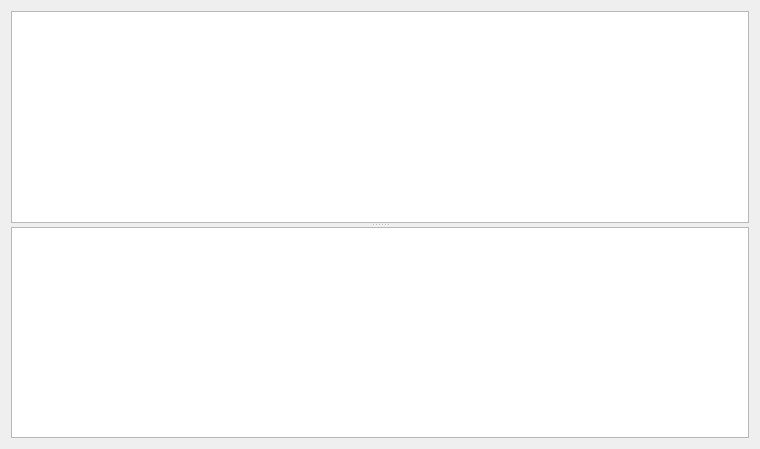
Qt form showOrder.ui (geonwuk/TheEditor) before a commit.
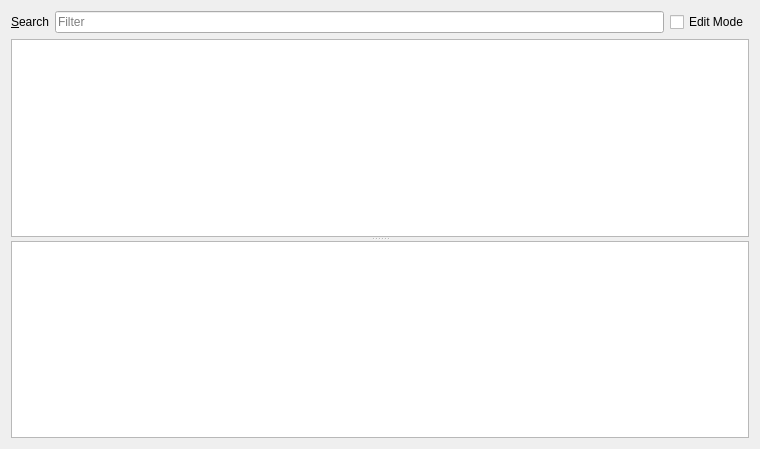
The same form after that commit.

The edit to the form file:
```diff
--- a/showOrder.ui
+++ b/showOrder.ui
@@ -14,6 +14,37 @@
    <string>Form</string>
   </property>
   <layout class="QVBoxLayout" name="verticalLayout">
+   <item>
+    <layout class="QHBoxLayout" name="horizontalLayout">
+     <item>
+      <widget class="QLabel" name="label">
+       <property name="text">
+        <string>&amp;Search</string>
+       </property>
+       <property name="buddy">
+        <cstring>filterLineEdit</cstring>
+       </property>
+      </widget>
+     </item>
+     <item>
+      <widget class="QLineEdit" name="filterLineEdit">
+       <property name="autoFillBackground">
+        <bool>false</bool>
+       </property>
+       <property name="placeholderText">
+        <string>Filter</string>
+       </property>
+      </widget>
+     </item>
+     <item>
+      <widget class="QCheckBox" name="editCheckBox">
+       <property name="text">
+        <string>Edit Mode</string>
+       </property>
+      </widget>
+     </item>
+    </layout>
+   </item>
    <item>
     <widget class="QSplitter" name="splitter">
      <property name="orientation">
```
